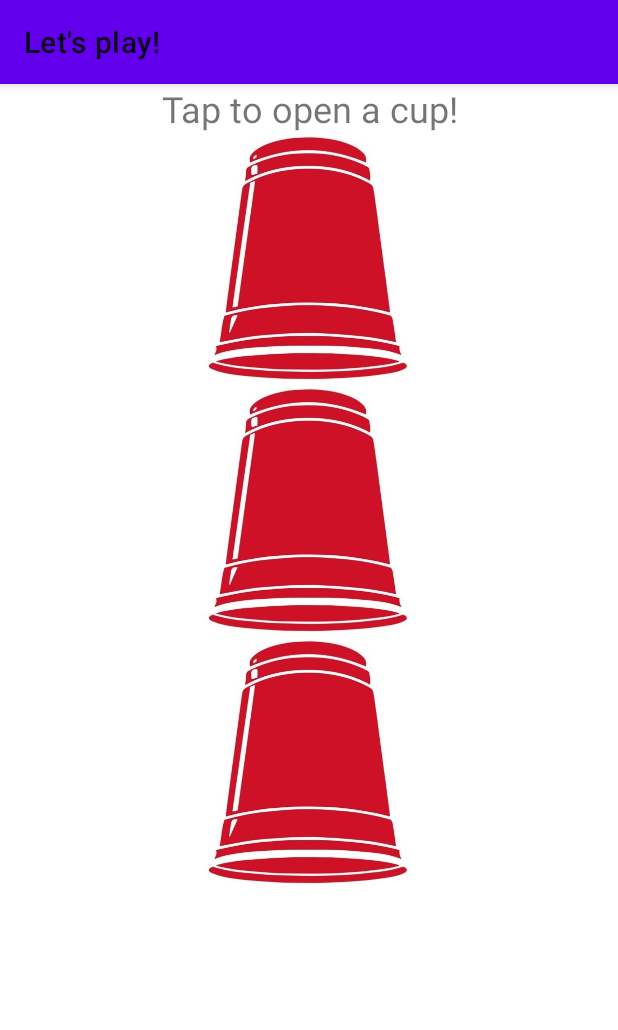
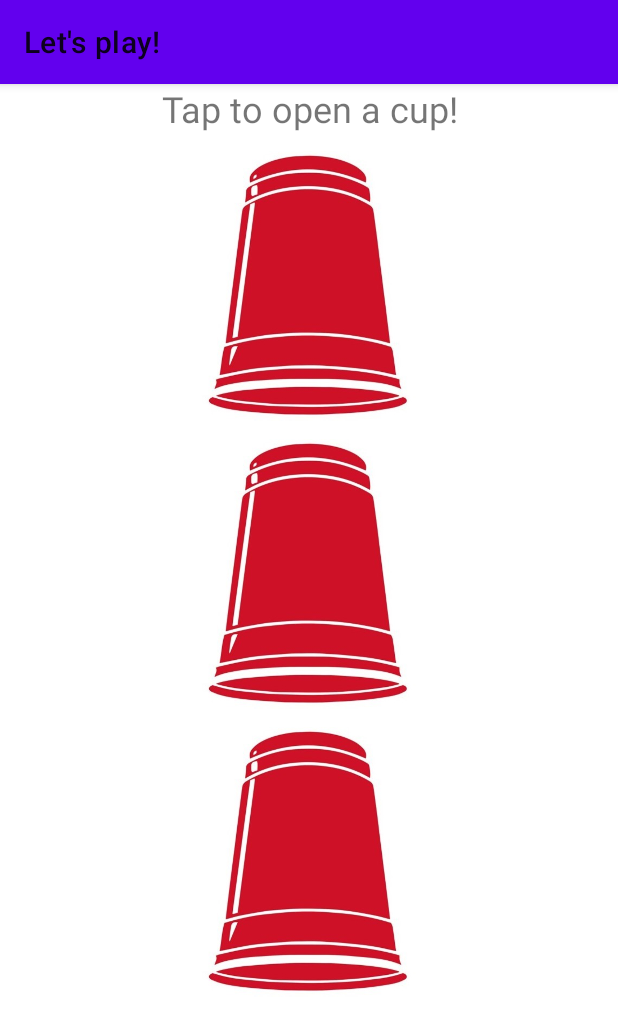
Before and after one commit to ng1417/ShellGame, an Android app: the screen it shows after launch (MainActivity), on a phone screen of 412 x 824 dp. Shown: the top 1030 px of the screen. Run offline under Robolectric (Android 15) with nearby library versions, the phone set to English and light mode, and no system bars; our stand-ins replace navigation-ui.

Commit message:
Vee's changes, back to image button and more

```diff
--- a/app/src/main/java/com/cs211d/shellgame/CupFragment.kt
+++ b/app/src/main/java/com/cs211d/shellgame/CupFragment.kt
@@ -1,7 +1,6 @@
 package com.cs211d.shellgame
 
 import android.os.Bundle
-import android.os.PersistableBundle
 import androidx.fragment.app.Fragment
 import android.view.LayoutInflater
 import android.view.View
@@ -14,8 +13,10 @@ import java.util.concurrent.TimeUnit
 
 class CupFragment : Fragment() {
 
-    private lateinit var gameView: View
-    var winStatus = false
+    private lateinit var cupView: View
+    var buttonClicked = 1
+    var args = Bundle()
+
 
     override fun onCreateView(
         inflater: LayoutInflater, container: ViewGroup?,
@@ -23,36 +24,40 @@ class CupFragment : Fragment() {
     ): View? {
 
         // Inflate the layout for this fragment
-        gameView = inflater.inflate(R.layout.fragment_cup, container, false)
+        cupView = inflater.inflate(R.layout.fragment_cup, container, false)
 
         // Set listener on radioButton Changes
-        val radioButton = gameView.findViewById<RadioGroup>(R.id.button_group)
-        radioButton.setOnCheckedChangeListener(this::onRadioButtonClick)
+        val imageButton1 = cupView.findViewById<ImageButton>(R.id.button1_cup)
+        val imageButton2 = cupView.findViewById<ImageButton>(R.id.button2_cup)
+        val imageButton3 = cupView.findViewById<ImageButton>(R.id.button3_cup)
 
-        return gameView
+        imageButton1.setOnClickListener(this::onImageButtonClick)
+        imageButton2.setOnClickListener(this::onImageButtonClick)
+        imageButton3.setOnClickListener(this::onImageButtonClick)
+
+        return cupView
     }
 
 
-    private fun onRadioButtonClick(radioGroup:RadioGroup, checkedId:Int) {
+    private fun onImageButtonClick(view:View) {
 
-        // decide whether this cup contains a ball
-        val randomNumberGenerator = Random()
-        winStatus = (randomNumberGenerator.nextInt(3) == 0)
+        // determined the button clicked
+        buttonClicked = when(view.id) {
+            R.id.button1_cup -> 1
+            R.id.button2_cup -> 2
+            R.id.button3_cup -> 3
+            else -> buttonClicked
+        }
+        args.putInt(ARG_BUTTON_CLIcKED, buttonClicked)
 
-        val radioButton = gameView.findViewById<RadioButton>(checkedId)
+        // determined whether the player win
+        val randomGenerator = Random()
+        val winStatus = (randomGenerator.nextInt(3) == 0)
+        args.putBoolean(ARG_WIN_STATUS, winStatus)
 
-        if (winStatus) {
-            radioButton.setBackgroundResource(R.drawable.winning_cup)
-        } else {
-            radioButton.rotation = 90F
-        }
+        // navigate to the result page
+        Navigation.findNavController(cupView).navigate(R.id.navigation_result, args)
 
-        // wait 2 seconds before displaying the result
-        //TimeUnit.SECONDS.sleep(2L)
-
-        val args = Bundle()
-        args.putBoolean(ARG_WIN_STATUS, winStatus)
-        Navigation.findNavController(gameView).navigate(R.id.cup_to_result, args)
 
     }
 
--- a/app/src/main/java/com/cs211d/shellgame/MainActivity.kt
+++ b/app/src/main/java/com/cs211d/shellgame/MainActivity.kt
@@ -2,15 +2,16 @@ package com.cs211d.shellgame
 
 import androidx.appcompat.app.AppCompatActivity
 import android.os.Bundle
-import android.os.PersistableBundle
 import androidx.navigation.Navigation
 import androidx.navigation.fragment.NavHostFragment
 import androidx.navigation.ui.AppBarConfiguration
 import androidx.navigation.ui.NavigationUI
 
+const val WINNING_CUP_ID = "winnerCup"
+
 class MainActivity : AppCompatActivity() {
 
-    private var winStatus:Boolean = false
+    private var winnerCup:Int = 0
 
     override fun onCreate(savedInstanceState: Bundle?) {
         super.onCreate(savedInstanceState)
@@ -33,6 +34,6 @@ class MainActivity : AppCompatActivity() {
 
     override fun onRestoreInstanceState(savedInstanceState: Bundle) {
         super.onRestoreInstanceState(savedInstanceState)
-        winStatus = savedInstanceState.getBoolean(ARG_WIN_STATUS)
+        winnerCup = savedInstanceState.getInt(WINNING_CUP_ID)
     }
 }
--- a/app/src/main/res/layout/fragment_cup.xml
+++ b/app/src/main/res/layout/fragment_cup.xml
@@ -8,54 +8,48 @@
     tools:context=".MainActivity" >
 
     <TextView
-        android:id="@+id/instruction_play"
+        android:id="@+id/textview_cup"
         android:layout_width="match_parent"
         android:layout_height="wrap_content"
         android:gravity="center_horizontal"
-        android:text="@string/instruction_play"
+        android:text="@string/msg_cup"
         android:textSize="24sp" />
 
-    <RadioGroup
-        android:id="@+id/button_group"
-        android:layout_width="match_parent"
-        android:layout_height="match_parent" >
 
-        <RadioButton
-            android:id="@+id/Button1"
+    <ImageButton
+        android:id="@+id/button1_cup"
         style="?android:attr/borderlessButtonStyle"
         android:layout_width="180dp"
-            android:layout_height="168dp"
+        android:layout_height="180dp"
+        android:layout_marginTop="12dp"
         android:scaleType="fitXY"
         android:rotation="0"
         android:layout_gravity="center_horizontal"
-            android:button="@null"
         android:background="@drawable/cup"
         android:contentDescription="@string/cup1" />
 
-        <RadioButton
-            android:id="@+id/Button2"
+    <ImageButton
+        android:id="@+id/button2_cup"
         style="?android:attr/borderlessButtonStyle"
         android:layout_width="180dp"
-            android:layout_height="168dp"
+        android:layout_height="180dp"
+        android:layout_marginTop="12dp"
         android:layout_gravity="center_horizontal"
         android:contentDescription="@string/cup2"
-            android:button="@null"
         android:background="@drawable/cup"
         android:rotation="0"
         android:scaleType="fitXY" />
 
-        <RadioButton
-            android:id="@+id/Button3"
+    <ImageButton
+        android:id="@+id/button3_cup"
         android:contentDescription="@string/cup3"
         style="?android:attr/borderlessButtonStyle"
         android:layout_width="180dp"
-            android:layout_height="168dp"
+        android:layout_height="180dp"
+        android:layout_marginTop="12dp"
         android:scaleType="fitXY"
         android:rotation="0"
         android:layout_gravity="center_horizontal"
-            android:button="@null"
         android:background="@drawable/cup" />
-    </RadioGroup>
-
 
 </LinearLayout>
--- a/app/src/main/res/navigation/nav_graph.xml
+++ b/app/src/main/res/navigation/nav_graph.xml
@@ -20,14 +20,14 @@
         android:name="com.cs211d.shellgame.ResultFragment"
         android:label="@string/title_result"
         tools:layout="@layout/fragment_result" >
-        <action
-            android:id="@+id/result_to_cup"
-            app:destination="@id/navigation_cup" />
         <argument
-            android:name="winStatus"
+            android:name="buttonClicked"
+            android:defaultValue="1"
+            app:argType='integer'/>
+        <argument
+            android:name="isWin"
             android:defaultValue="false"
-            app:argType="boolean" />
-
+            app:argType='boolean' />
     </fragment>
 
 </navigation>
```
Also changed, not shown: app/src/main/java/com/cs211d/shellgame/ResultFragment.kt (+25 -15 lines), app/src/main/res/layout/fragment_result.xml (+44 -18 lines), app/src/main/res/values/strings.xml (+3 -6 lines). Lines whose indentation alone changed are shown as unchanged.
